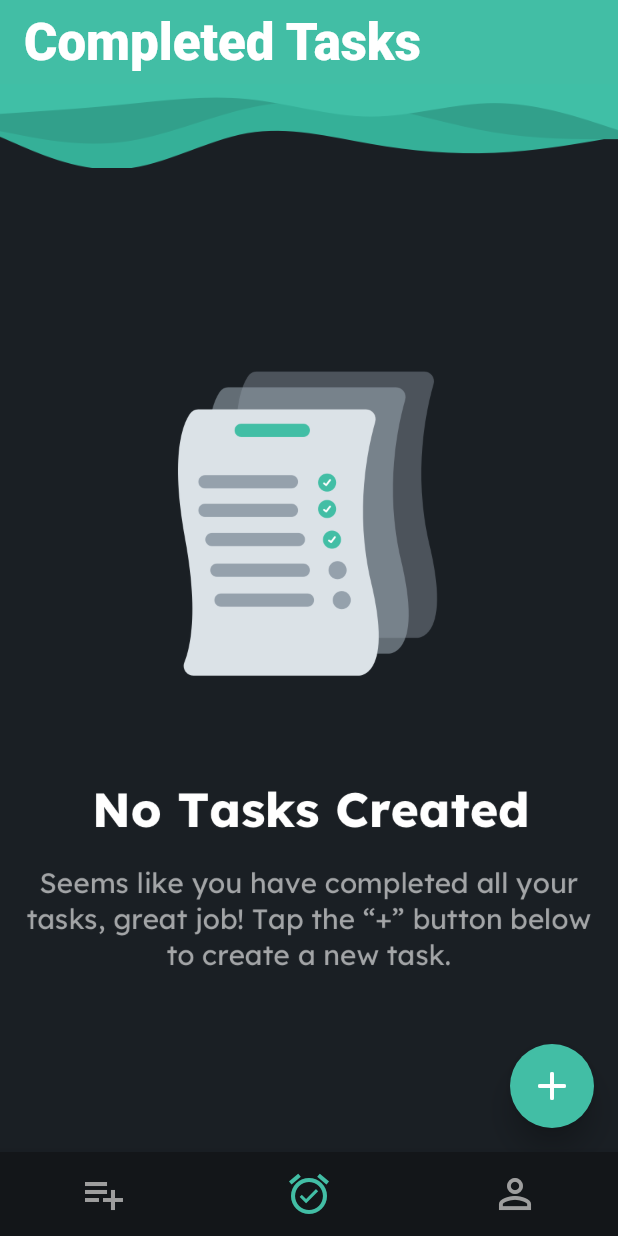
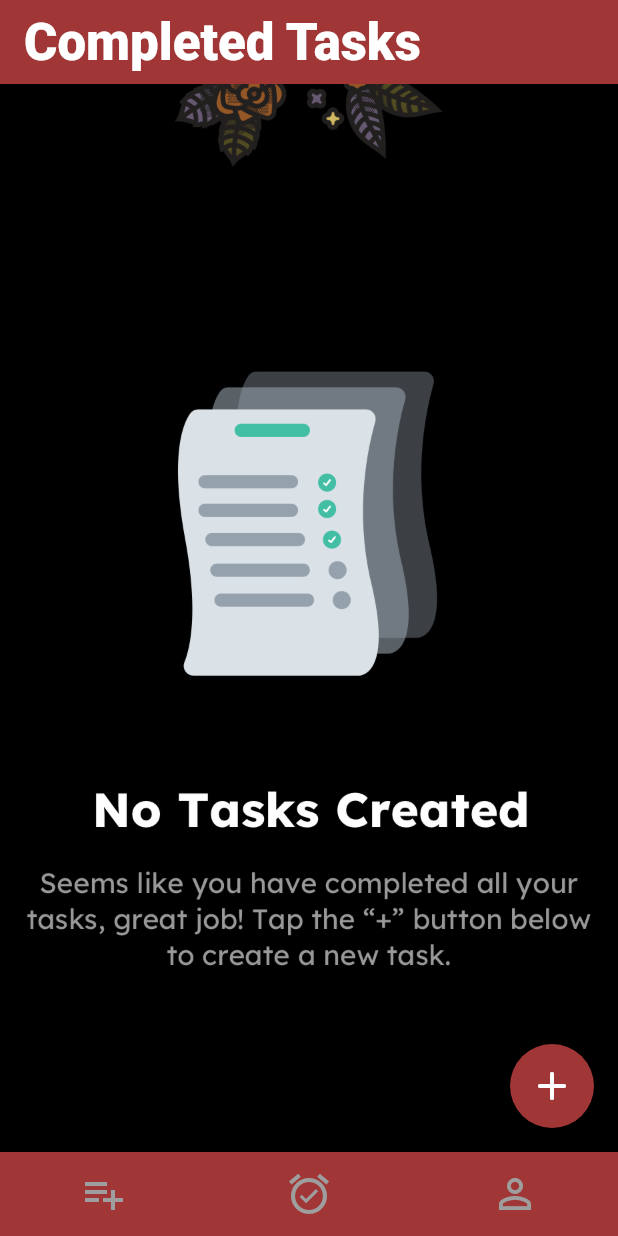
Before and after one commit to Viz38/FlutterTest, a Flutter app: the NavBarPage screen opened directly, item 2 of the bottom bar chosen, on a phone screen of 412 x 824 dp. Run offline on Flutter 3.47's test engine with Material 2 defaults, Android fonts, the phone set to English and light mode, and no system bars; our stand-ins replace auto_size_text, built_collection, built_value, cloud_firestore, firebase_auth, firebase_core and 7 more; accounts and stored records are empty; generated files the repository leaves out were written again; Roboto replaces fonts that are missing (Lexend Deca).

Commit message:
Updating to latest FlutterFlow output.

```diff
--- a/lib/change_password/change_password_widget.dart
+++ b/lib/change_password/change_password_widget.dart
@@ -41,7 +41,7 @@ class _ChangePasswordWidgetState extends State<ChangePasswordWidget> {
                 width: 50,
                 height: 50,
                 child: CircularProgressIndicator(
-                  color: FlutterFlowTheme.primaryColor,
+                  color: Colors.white,
                 ),
               ),
             );
--- a/lib/completed_tasks/completed_tasks_widget.dart
+++ b/lib/completed_tasks/completed_tasks_widget.dart
@@ -64,10 +64,10 @@ class _CompletedTasksWidgetState extends State<CompletedTasksWidget> {
               mainAxisSize: MainAxisSize.max,
               children: [
                 Image.asset(
-                  'assets/images/waves@2x.png',
+                  'assets/images/localbooth-thumb.png',
                   width: MediaQuery.of(context).size.width,
                   height: 56,
-                  fit: BoxFit.cover,
+                  fit: BoxFit.scaleDown,
                 )
               ],
             ),
@@ -95,7 +95,7 @@ class _CompletedTasksWidgetState extends State<CompletedTasksWidget> {
                                   width: 50,
                                   height: 50,
                                   child: CircularProgressIndicator(
-                                    color: FlutterFlowTheme.primaryColor,
+                                    color: Colors.white,
                                   ),
                                 ),
                               );
--- a/lib/edit_profile/edit_profile_widget.dart
+++ b/lib/edit_profile/edit_profile_widget.dart
@@ -44,7 +44,7 @@ class _EditProfileWidgetState extends State<EditProfileWidget> {
                 width: 50,
                 height: 50,
                 child: CircularProgressIndicator(
-                  color: FlutterFlowTheme.primaryColor,
+                  color: Colors.white,
                 ),
               ),
             );
@@ -109,7 +109,7 @@ class _EditProfileWidgetState extends State<EditProfileWidget> {
                                 width: 50,
                                 height: 50,
                                 child: CircularProgressIndicator(
-                                  color: FlutterFlowTheme.primaryColor,
+                                  color: Colors.white,
                                 ),
                               ),
                             );
--- a/lib/flutter_flow/flutter_flow_theme.dart
+++ b/lib/flutter_flow/flutter_flow_theme.dart
@@ -3,13 +3,13 @@ import 'package:google_fonts/google_fonts.dart';
 
 // ignore: avoid_classes_with_only_static_members
 class FlutterFlowTheme {
-  static const Color primaryColor = Color(0xFF42BEA5);
-  static const Color secondaryColor = Color(0xFF359F8A);
-  static const Color tertiaryColor = Color(0xFF95A1AC);
+  static const Color primaryColor = Color(0xFFA13636);
+  static const Color secondaryColor = Color(0xFF000000);
+  static const Color tertiaryColor = Color(0xFF000000);
 
   static const Color white = Color(0xFFFFFFFF);
-  static const Color grayBG = Color(0xFFDBE2E7);
-  static const Color darkBG = Color(0xFF1A1F24);
+  static const Color grayBG = Color(0xFF000000);
+  static const Color darkBG = Color(0xFF000000);
   static const Color primaryBlack = Color(0xFF131619);
 
   String primaryFontFamily = 'Poppins';
--- a/lib/login/login_widget.dart
+++ b/lib/login/login_widget.dart
@@ -56,7 +56,7 @@ class _LoginWidgetState extends State<LoginWidget> {
                         image: DecorationImage(
                           fit: BoxFit.fitHeight,
                           image: Image.asset(
-                            'assets/images/logos-thumb-1.png',
+                            'assets/images/pixite-thumb.png',
                           ).image,
                         ),
                       ),
--- a/lib/main.dart
+++ b/lib/main.dart
@@ -39,7 +39,7 @@ class _MyAppState extends State<MyApp> {
           ? Center(
               child: Builder(
                 builder: (context) => Image.asset(
-                  'assets/images/todo_0.0_Splash@3x.png',
+                  'assets/images/pixite-thumb.png',
                   width: MediaQuery.of(context).size.width / 2,
                   fit: BoxFit.fitWidth,
                 ),
@@ -88,22 +88,12 @@ class _NavBarPageState extends State<NavBarPage> {
               color: Color(0xFF9E9E9E),
               size: 32,
             ),
-            activeIcon: Icon(
-              Icons.playlist_add,
-              color: FlutterFlowTheme.primaryColor,
-              size: 32,
-            ),
             label: 'My Tasks',
           ),
           BottomNavigationBarItem(
             icon: Icon(
               Icons.alarm_on,
               color: Color(0xFF9E9E9E),
-              size: 32,
-            ),
-            activeIcon: Icon(
-              Icons.alarm_on,
-              color: FlutterFlowTheme.primaryColor,
               size: 32,
             ),
             label: 'Completed',
@@ -122,10 +112,10 @@ class _NavBarPageState extends State<NavBarPage> {
             label: 'Home',
           )
         ],
-        backgroundColor: FlutterFlowTheme.primaryBlack,
+        backgroundColor: Color(0xFFA13636),
         currentIndex: tabs.keys.toList().indexOf(_currentPage),
-        selectedItemColor: FlutterFlowTheme.primaryColor,
-        unselectedItemColor: FlutterFlowTheme.tertiaryColor,
+        selectedItemColor: FlutterFlowTheme.grayBG,
+        unselectedItemColor: FlutterFlowTheme.white,
         onTap: (i) => setState(() => _currentPage = tabs.keys.toList()[i]),
         showSelectedLabels: true,
         showUnselectedLabels: true,
--- a/lib/my_profile/my_profile_widget.dart
+++ b/lib/my_profile/my_profile_widget.dart
@@ -39,7 +39,7 @@ class _MyProfileWidgetState extends State<MyProfileWidget> {
               width: 50,
               height: 50,
               child: CircularProgressIndicator(
-                color: FlutterFlowTheme.primaryColor,
+                color: Colors.white,
               ),
             ),
           );
@@ -259,7 +259,7 @@ class _MyProfileWidgetState extends State<MyProfileWidget> {
                               ),
                             ),
                             Text(
-                              'App Version v0.0',
+                              'App Version v0.1',
                               textAlign: TextAlign.center,
                               style: FlutterFlowTheme.bodyText2.override(
                                 fontFamily: 'Lexend Deca',
--- a/lib/my_tasks/my_tasks_widget.dart
+++ b/lib/my_tasks/my_tasks_widget.dart
@@ -75,9 +75,9 @@ class _MyTasksWidgetState extends State<MyTasksWidget> {
                   decoration: BoxDecoration(
                     color: FlutterFlowTheme.darkBG,
                     image: DecorationImage(
-                      fit: BoxFit.fitWidth,
+                      fit: BoxFit.scaleDown,
                       image: Image.asset(
-                        'assets/images/waves@2x.png',
+                        'assets/images/localbooth-thumb.png',
                       ).image,
                     ),
                   ),
@@ -119,7 +119,7 @@ class _MyTasksWidgetState extends State<MyTasksWidget> {
                                 width: 50,
                                 height: 50,
                                 child: CircularProgressIndicator(
-                                  color: FlutterFlowTheme.primaryColor,
+                                  color: Colors.white,
                                 ),
                               ),
                             );
--- a/lib/register/register_widget.dart
+++ b/lib/register/register_widget.dart
@@ -57,7 +57,7 @@ class _RegisterWidgetState extends State<RegisterWidget> {
                     image: DecorationImage(
                       fit: BoxFit.scaleDown,
                       image: Image.asset(
-                        'assets/images/logos-thumb-1.png',
+                        'assets/images/pixite-thumb.png',
                       ).image,
                     ),
                   ),
--- a/lib/splash_screen/splash_screen_widget.dart
+++ b/lib/splash_screen/splash_screen_widget.dart
@@ -47,7 +47,7 @@ class _SplashScreenWidgetState extends State<SplashScreenWidget> {
                   crossAxisAlignment: CrossAxisAlignment.center,
                   children: [
                     Image.asset(
-                      'assets/images/logos-thumb-1.png',
+                      'assets/images/pixite-thumb.png',
                       width: MediaQuery.of(context).size.width,
                       height: MediaQuery.of(context).size.height * 0.15,
                       fit: BoxFit.fitHeight,
--- a/lib/task_details/task_details_widget.dart
+++ b/lib/task_details/task_details_widget.dart
@@ -37,7 +37,7 @@ class _TaskDetailsWidgetState extends State<TaskDetailsWidget> {
               width: 50,
               height: 50,
               child: CircularProgressIndicator(
-                color: FlutterFlowTheme.primaryColor,
+                color: Colors.white,
               ),
             ),
           );
@@ -152,8 +152,7 @@ class _TaskDetailsWidgetState extends State<TaskDetailsWidget> {
                                               width: 50,
                                               height: 50,
                                               child: CircularProgressIndicator(
-                                                color: FlutterFlowTheme
-                                                    .primaryColor,
+                                                color: Colors.white,
                                               ),
                                             ),
                                           );
--- a/pubspec.yaml
+++ b/pubspec.yaml
@@ -60,7 +60,7 @@ dev_dependencies:
 flutter_icons:
   android: true
   ios: true
-  image_path: 'assets/images/app-icon-app-store.png'
+  image_path: 'assets/images/pixite-thumb.png'
 
 
 # For information on the generic Dart part of this file, see the
```
Also changed, not shown: assets/images/app-icon-app-store.png (deleted), assets/images/localbooth-thumb.png (added), assets/images/logos-thumb-1.png (deleted), assets/images/pixite-thumb.png (added), assets/images/todo_0.0_Splash@3x.png (deleted), assets/images/waves@2x.png (deleted).
